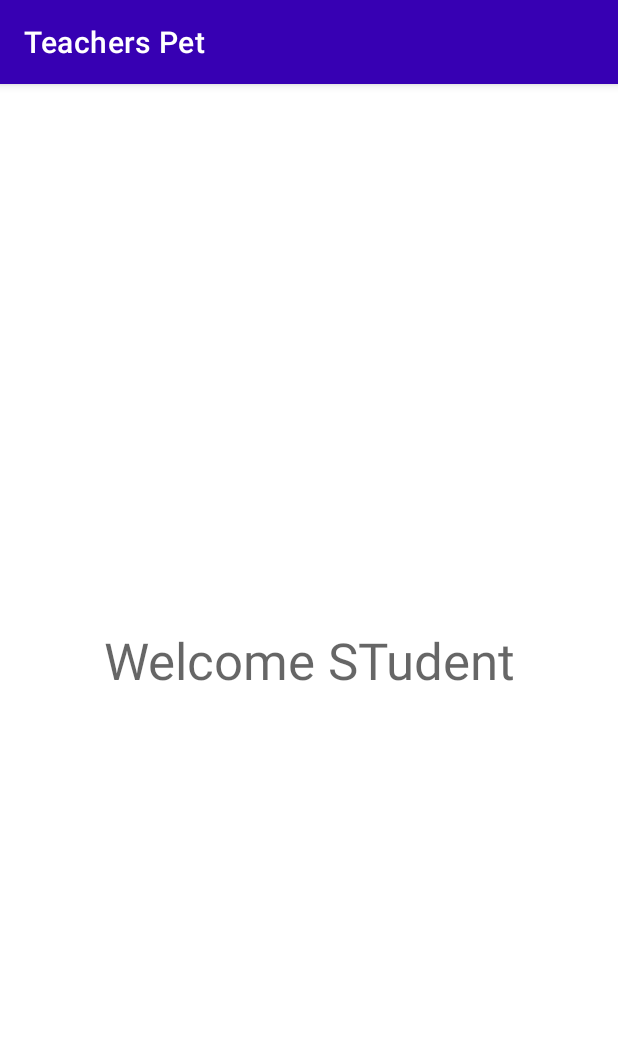
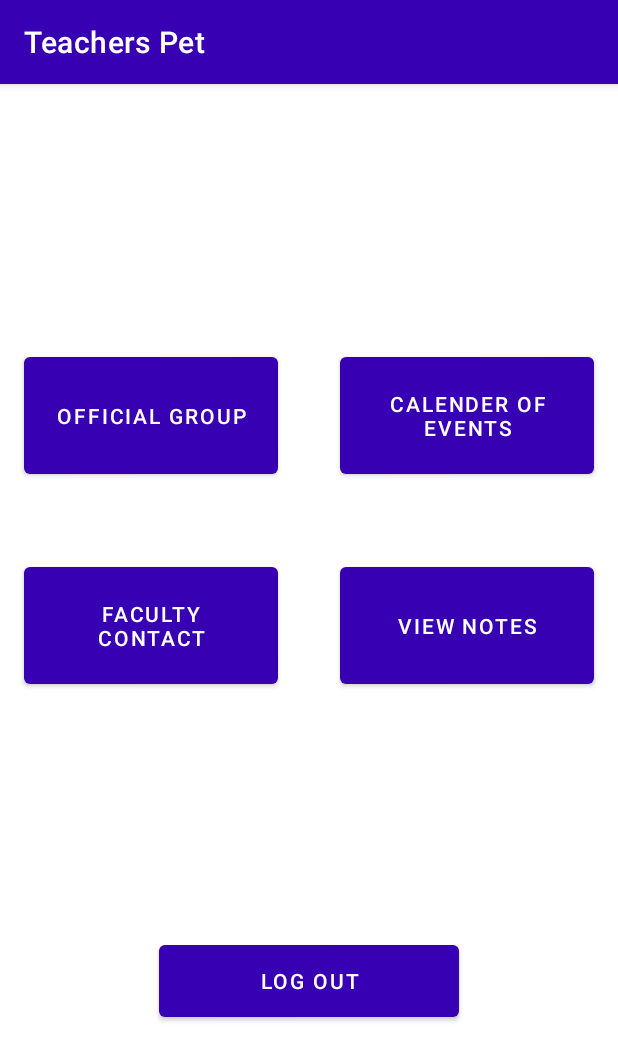
Before and after one commit to AmartyaDey24/Teachers_pet, an Android app: the welcome_student screen opened directly, with no data from a screen before it, on a phone screen of 412 x 824 dp. Shown: the top 1061 px of the screen. Run offline under Robolectric (Android 15) with nearby library versions, the light colour scheme and no system bars; our stand-ins replace Firebase (no records; nobody signed in at launch, a user with empty details on screens opened directly).

Commit message:
home page( student communication )front end

```diff
--- a/app/src/main/res/layout/activity_welcome_student.xml
+++ b/app/src/main/res/layout/activity_welcome_student.xml
@@ -6,20 +6,70 @@
     android:layout_height="match_parent"
     tools:context=".welcome_student">
 
-    <TextView
-        android:id="@+id/textView2"
-        android:layout_width="wrap_content"
-        android:layout_height="45dp"
+    <Button
+        android:id="@+id/button4"
+        android:layout_width="169dp"
+        android:layout_height="90dp"
         android:layout_marginStart="16dp"
         android:layout_marginLeft="16dp"
-        android:layout_marginTop="16dp"
+        android:layout_marginTop="176dp"
+        android:text="Official group"
+        app:layout_constraintStart_toStartOf="parent"
+        app:layout_constraintTop_toTopOf="parent" />
+
+    <Button
+        android:id="@+id/button6"
+        android:layout_width="169dp"
+        android:layout_height="90dp"
+        android:layout_marginStart="16dp"
+        android:layout_marginLeft="16dp"
+        android:layout_marginTop="176dp"
         android:layout_marginEnd="16dp"
         android:layout_marginRight="16dp"
-        android:layout_marginBottom="16dp"
-        android:text="Welcome STudent"
-        android:textAppearance="@style/TextAppearance.AppCompat.Display1"
+        android:text="Calender of events"
+        app:layout_constraintEnd_toEndOf="parent"
+        app:layout_constraintHorizontal_bias="1.0"
+        app:layout_constraintStart_toEndOf="@+id/button4"
+        app:layout_constraintTop_toTopOf="parent" />
+
+    <Button
+        android:id="@+id/button7"
+        android:layout_width="169dp"
+        android:layout_height="90dp"
+        android:layout_marginStart="16dp"
+        android:layout_marginLeft="16dp"
+        android:layout_marginTop="50dp"
+        android:text="Faculty contact"
+        app:layout_constraintStart_toStartOf="parent"
+        app:layout_constraintTop_toBottomOf="@+id/button4" />
+
+    <Button
+        android:id="@+id/button8"
+        android:layout_width="169dp"
+        android:layout_height="90dp"
+        android:layout_marginStart="16dp"
+        android:layout_marginLeft="16dp"
+        android:layout_marginTop="50dp"
+        android:layout_marginEnd="16dp"
+        android:layout_marginRight="16dp"
+        android:text="View notes"
+        app:layout_constraintEnd_toEndOf="parent"
+        app:layout_constraintHorizontal_bias="1.0"
+        app:layout_constraintStart_toEndOf="@+id/button7"
+        app:layout_constraintTop_toBottomOf="@+id/button6" />
+
+    <Button
+        android:id="@+id/button9"
+        android:layout_width="200dp"
+        android:layout_height="60dp"
+        android:layout_marginStart="16dp"
+        android:layout_marginLeft="16dp"
+        android:layout_marginEnd="16dp"
+        android:layout_marginRight="16dp"
+        android:layout_marginBottom="140dp"
+        android:text="log out"
         app:layout_constraintBottom_toBottomOf="parent"
         app:layout_constraintEnd_toEndOf="parent"
-        app:layout_constraintStart_toStartOf="parent"
-        app:layout_constraintTop_toTopOf="parent" />
+        app:layout_constraintStart_toStartOf="parent" />
+
 </androidx.constraintlayout.widget.ConstraintLayout>
```
